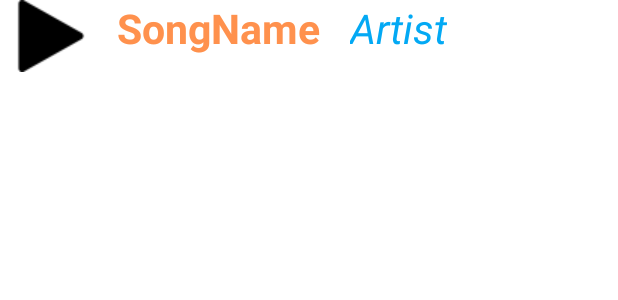
After one commit to jmaham23/AndroidLocalAudioPlayer, an Android app: the layout audio.xml on its own in the app's theme, with its tools: preview values and no code run, on a phone screen of 412 x 824 dp. The commit adds this screen. Shown: the top 300 px of the screen. Run offline under Robolectric (Android 15) with nearby library versions, the phone set to English and light mode, and no system bars.

Commit message:
added icons and listview

```diff
--- a/app/src/main/res/layout/activity_main.xml
+++ b/app/src/main/res/layout/activity_main.xml
@@ -24,7 +24,7 @@
         android:id="@+id/viewpager" />
 
     <ListView
-        android:id="@+id/listView"
+        android:id="@+id/songs"
         android:layout_height="0dp"
         android:layout_width="match_parent"
         android:layout_weight="1"/>
--- /dev/null
+++ b/app/src/main/res/layout/audio.xml
@@ -0,0 +1,44 @@
+<?xml version="1.0" encoding="utf-8"?>
+<RelativeLayout xmlns:android="http://schemas.android.com/apk/res/android"
+    android:id="@+id/audio_strips"
+    android:layout_width="match_parent"
+    android:layout_height="match_parent"
+    android:background="#FFFFFF">
+
+    <ImageView
+        android:id="@+id/play_icon"
+        android:layout_width="wrap_content"
+        android:layout_height="wrap_content"
+        android:layout_marginLeft="10dp"
+        android:layout_marginRight="10dp"
+        android:src="@drawable/play48"/>
+
+    <!--drawn after image view-->
+
+    <TextView
+        android:id="@+id/song_name"
+        android:layout_width="wrap_content"
+        android:layout_height="wrap_content"
+        android:layout_marginLeft="10dp"
+        android:layout_marginRight="10dp"
+        android:text="SongName"
+        android:textStyle="bold"
+        android:textColor="@color/orange"
+        android:layout_toRightOf="@id/play_icon"
+        android:textSize="27sp" />
+
+    <TextView
+        android:id="@+id/artist"
+        android:layout_width="wrap_content"
+        android:layout_height="wrap_content"
+        android:layout_marginStart="10dp"
+        android:layout_marginLeft="10dp"
+        android:layout_marginRight="10dp"
+        android:textStyle="italic"
+        android:text="Artist"
+        android:textColor="#03A9F4"
+        android:layout_toRightOf="@id/song_name"
+        android:textSize="27sp" />
+
+
+</RelativeLayout>
--- a/app/src/main/res/layout/fragment_song.xml
+++ b/app/src/main/res/layout/fragment_song.xml
@@ -1,14 +1,14 @@
 <?xml version="1.0" encoding="utf-8"?>
-<FrameLayout xmlns:android="http://schemas.android.com/apk/res/android"
+<RelativeLayout xmlns:android="http://schemas.android.com/apk/res/android"
     xmlns:tools="http://schemas.android.com/tools"
     android:layout_width="match_parent"
     android:layout_height="match_parent"
     tools:context=".SongFragment">
 
-    <!-- TODO: Update blank fragment layout -->
-    <TextView
-        android:layout_width="match_parent"
+
+    <ListView
+        android:id="@+id/songs"
         android:layout_height="match_parent"
-        android:text="@string/hello_blank_fragment" />
+        android:layout_width="match_parent" />
 
-</FrameLayout>
+</RelativeLayout>
```
Also changed, not shown: app/src/main/res/drawable/music48.png (added), app/src/main/res/drawable/pause48.png (added), app/src/main/res/drawable/play48.png (added).
